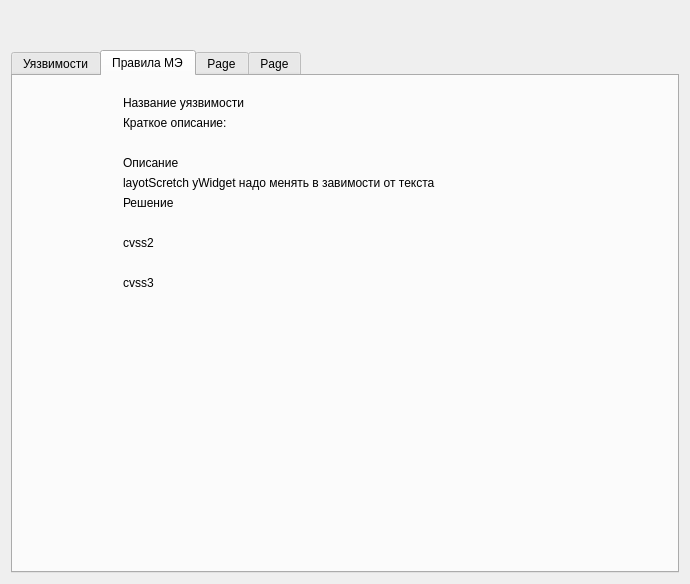
Old version of the form main_window.ui in the repository Begzi/Dis.
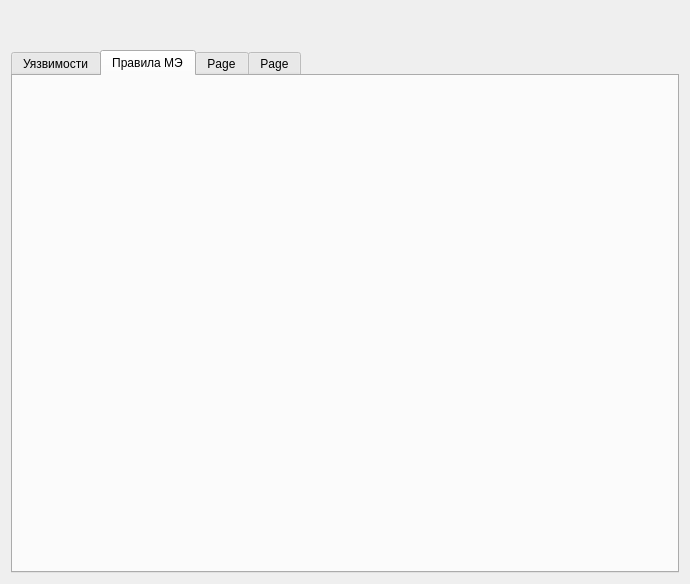
New version of the form. The open tabs and pages were chosen to show the change.

```diff
--- a/main_window.ui
+++ b/main_window.ui
@@ -19,6 +19,9 @@
    </property>
    <item>
     <widget class="QTabWidget" name="tabWidget">
+     <property name="styleSheet">
+      <string notr="true"/>
+     </property>
      <property name="currentIndex">
       <number>0</number>
      </property>
@@ -117,101 +120,6 @@
       <attribute name="title">
        <string>Правила МЭ</string>
       </attribute>
-      <widget class="QWidget" name="widget_3" native="true">
-       <property name="geometry">
-        <rect>
-         <x>110</x>
-         <y>20</y>
-         <width>481</width>
-         <height>411</height>
-        </rect>
-       </property>
-       <widget class="QWidget" name="">
-        <layout class="QHBoxLayout" name="horizontalLayout_4">
-         <item>
-          <layout class="QVBoxLayout" name="verticalLayout_8">
-           <item>
-            <widget class="QLabel" name="nameVul_3">
-             <property name="text">
-              <string>Название уязвимости</string>
-             </property>
-            </widget>
-           </item>
-           <item>
-            <widget class="QLabel" name="shortDescription_3">
-             <property name="text">
-              <string>Краткое описание:</string>
-             </property>
-            </widget>
-           </item>
-           <item>
-            <widget class="QLabel" name="shortDescriptionText_3">
-             <property name="text">
-              <string/>
-             </property>
-            </widget>
-           </item>
-           <item>
-            <widget class="QLabel" name="description_3">
-             <property name="text">
-              <string>Описание</string>
-             </property>
-            </widget>
-           </item>
-           <item>
-            <widget class="QLabel" name="descriptionText_3">
-             <property name="text">
-              <string>layotScretch yWidget надо менять в завимости от текста</string>
-             </property>
-            </widget>
-           </item>
-           <item>
-            <widget class="QLabel" name="solution_3">
-             <property name="text">
-              <string>Решение</string>
-             </property>
-            </widget>
-           </item>
-           <item>
-            <widget class="QLabel" name="solutuinText_3">
-             <property name="text">
-              <string/>
-             </property>
-            </widget>
-           </item>
-           <item>
-            <widget class="QLabel" name="cvss2_3">
-             <property name="text">
-              <string>cvss2</string>
-             </property>
-            </widget>
-           </item>
-           <item>
-            <widget class="QLabel" name="cvss2Text_3">
-             <property name="text">
-              <string/>
-             </property>
-            </widget>
-           </item>
-           <item>
-            <widget class="QLabel" name="cvss3_3">
-             <property name="text">
-              <string>cvss3</string>
-             </property>
-            </widget>
-           </item>
-           <item>
-            <widget class="QLabel" name="cvss3Text_3">
-             <property name="text">
-              <string/>
-             </property>
-            </widget>
-           </item>
-          </layout>
-         </item>
-        </layout>
-       </widget>
-      </widget>
      </widget>
      <widget class="QWidget" name="tab_3">
       <attribute name="title">
```
Left out of the diff: 2 changed lines with no effect on the pictures.
